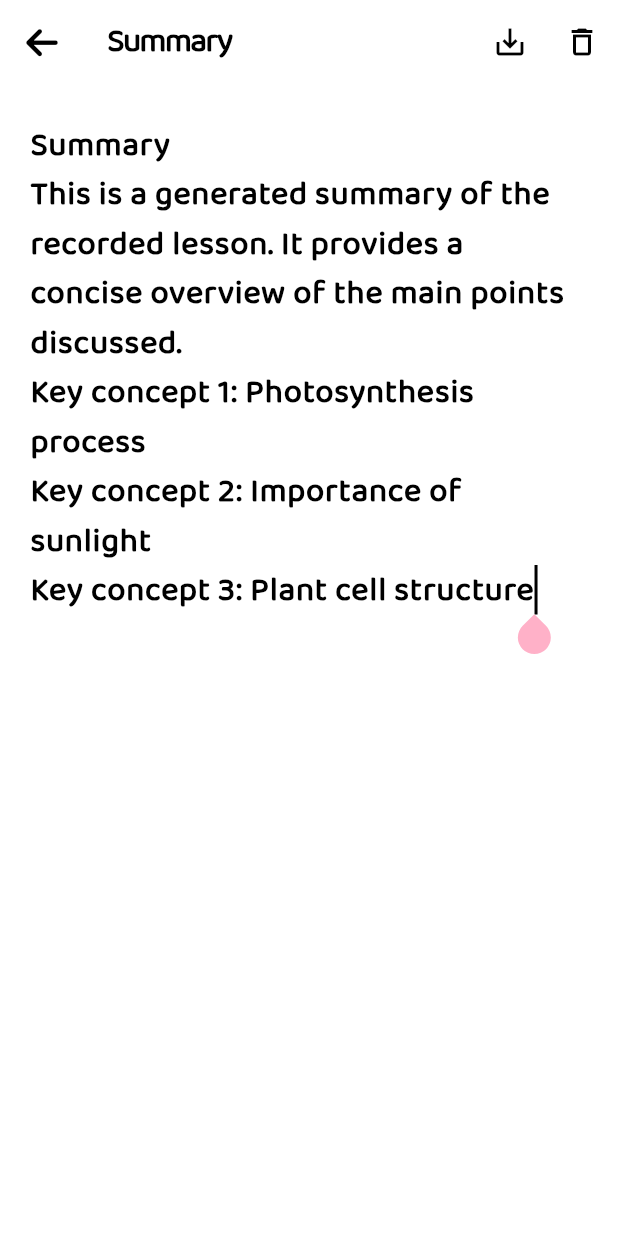
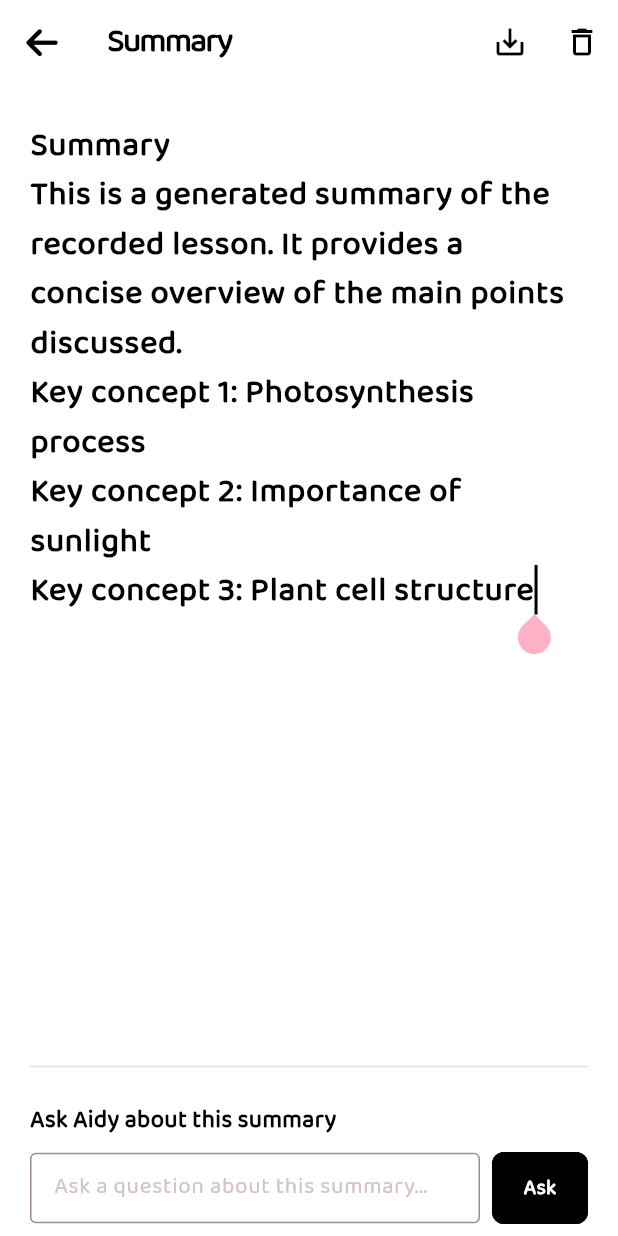
Before and after one commit to lansoyyy/Aidy, a Flutter app: the SummaryScreen screen opened by its route, on a phone screen of 412 x 824 dp. Run offline on Flutter 3.47's test engine with Material 3 defaults, Android fonts, the phone set to English and light mode, and no system bars; our stand-ins replace fluttertoast, font_awesome_flutter, pdf, share_plus.

Commit message:
added question func

```diff
--- a/lib/screens/summary_screen.dart
+++ b/lib/screens/summary_screen.dart
@@ -319,6 +319,18 @@ class _SummaryScreenState extends State<SummaryScreen> {
                   cursorColor: Colors.black,
                 ),
               ),
+              const SizedBox(height: 16),
+              const Divider(height: 32, thickness: 1, color: Colors.black12),
+              const SizedBox(height: 8),
+              const Text(
+                'Ask Aidy about this summary',
+                style: TextStyle(
+                    fontSize: 16,
+                    fontWeight: FontWeight.bold,
+                    color: Colors.black),
+              ),
+              const SizedBox(height: 10),
+              _AidyQASection(summaryGetter: () => _controller.text),
             ],
           ),
         ),
@@ -357,3 +369,103 @@ class _ActionChip extends StatelessWidget {
     );
   }
 }
+
+class _AidyQASection extends StatefulWidget {
+  final String Function() summaryGetter;
+  const _AidyQASection({required this.summaryGetter});
+
+  @override
+  State<_AidyQASection> createState() => _AidyQASectionState();
+}
+
+class _AidyQASectionState extends State<_AidyQASection> {
+  final TextEditingController _questionController = TextEditingController();
+  String? _answer;
+  bool _loading = false;
+
+  void _askAidy() async {
+    final question = _questionController.text.trim();
+    if (question.isEmpty) return;
+    setState(() {
+      _loading = true;
+      _answer = null;
+    });
+    await Future.delayed(const Duration(seconds: 1));
+    setState(() {
+      _answer =
+          'This is a sample answer based on your summary: "${widget.summaryGetter().split('\n').first}".\n\n(Replace this with real AI integration.)';
+      _loading = false;
+
+      _questionController.clear();
+    });
+  }
+
+  @override
+  Widget build(BuildContext context) {
+    return Column(
+      crossAxisAlignment: CrossAxisAlignment.start,
+      children: [
+        Row(
+          children: [
+            Expanded(
+              child: TextField(
+                controller: _questionController,
+                style: const TextStyle(fontSize: 15, color: Colors.black),
+                decoration: const InputDecoration(
+                  hintText: 'Ask a question about this summary...',
+                  border: OutlineInputBorder(
+                      borderSide: BorderSide(color: Colors.black12)),
+                  focusedBorder: OutlineInputBorder(
+                      borderSide: BorderSide(color: Colors.black)),
+                  isDense: true,
+                  contentPadding:
+                      EdgeInsets.symmetric(horizontal: 12, vertical: 12),
+                ),
+                cursorColor: Colors.black,
+                minLines: 1,
+                maxLines: 2,
+              ),
+            ),
+            const SizedBox(width: 8),
+            OutlinedButton(
+              style: OutlinedButton.styleFrom(
+                backgroundColor: Colors.black,
+                foregroundColor: Colors.white,
+                side: const BorderSide(color: Colors.black),
+                padding:
+                    const EdgeInsets.symmetric(horizontal: 18, vertical: 14),
+                shape: RoundedRectangleBorder(
+                    borderRadius: BorderRadius.circular(8)),
+              ),
+              onPressed: _loading ? null : _askAidy,
+              child: _loading
+                  ? const SizedBox(
+                      width: 18,
+                      height: 18,
+                      child: CircularProgressIndicator(
+                          strokeWidth: 2, color: Colors.white))
+                  : const Text('Ask',
+                      style: TextStyle(fontWeight: FontWeight.w600)),
+            ),
+          ],
+        ),
+        if (_answer != null) ...[
+          const SizedBox(height: 16),
+          Container(
+            width: double.infinity,
+            padding: const EdgeInsets.symmetric(horizontal: 16, vertical: 14),
+            decoration: BoxDecoration(
+              color: Colors.grey.shade100,
+              borderRadius: BorderRadius.circular(10),
+              border: Border.all(color: Colors.black12),
+            ),
+            child: Text(
+              _answer!,
+              style: const TextStyle(fontSize: 15, color: Colors.black87),
+            ),
+          ),
+        ],
+      ],
+    );
+  }
+}
```
